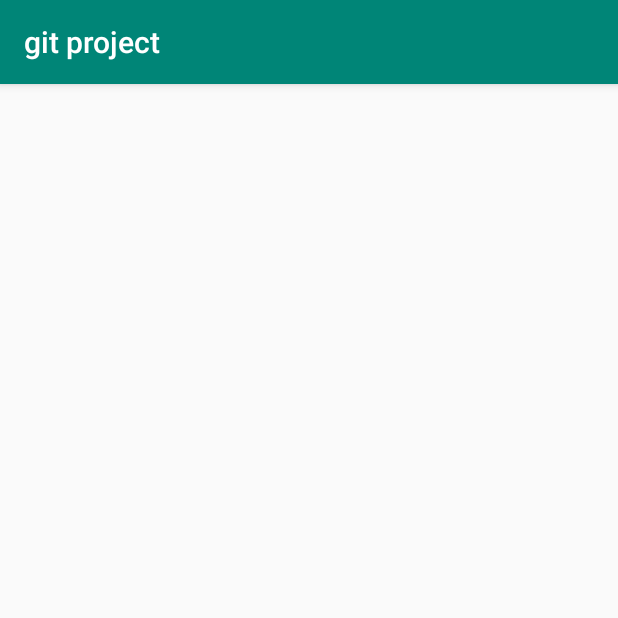
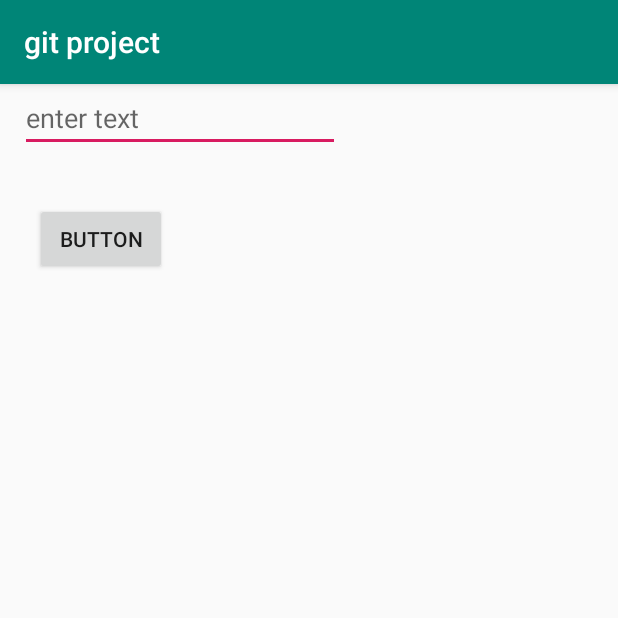
Before and after one commit to kthakur79/gitproject, an Android app: the screen it shows after launch (MainActivity), on a phone screen of 412 x 824 dp, the top half of it. Run offline under Robolectric (Android 15) with nearby library versions, the phone set to English and light mode, and no system bars.

Commit message:
added edittext and button

```diff
--- a/app/src/main/java/com/demo3/acer/gitproject/MainActivity.java
+++ b/app/src/main/java/com/demo3/acer/gitproject/MainActivity.java
@@ -2,12 +2,28 @@ package com.demo3.acer.gitproject;
 
 import android.support.v7.app.AppCompatActivity;
 import android.os.Bundle;
+import android.view.View;
+import android.widget.Button;
+import android.widget.EditText;
+import android.widget.Toast;
 
 public class MainActivity extends AppCompatActivity {
+    EditText et1;
+    Button b;
 
     @Override
     protected void onCreate(Bundle savedInstanceState) {
         super.onCreate(savedInstanceState);
         setContentView(R.layout.activity_main);
+        b=(Button)findViewById(R.id.button);
+
+        b.setOnClickListener(new View.OnClickListener() {
+            @Override
+            public void onClick(View v) {
+                et1=(EditText)findViewById(R.id.editText);
+                final String str=et1.getText().toString();
+                Toast.makeText(MainActivity.this, str, Toast.LENGTH_SHORT).show();
+            }
+        });
     }
 }
--- a/app/src/main/res/layout/activity_main.xml
+++ b/app/src/main/res/layout/activity_main.xml
@@ -7,5 +7,25 @@
     tools:context=".MainActivity">
 
 
+    <EditText
+        android:id="@+id/editText"
+        android:layout_width="wrap_content"
+        android:layout_height="wrap_content"
+        android:layout_alignParentStart="true"
+        android:layout_alignParentTop="true"
+        android:layout_marginStart="13dp"
+        android:layout_marginTop="0dp"
+        android:ems="10"
+        android:inputType="textPersonName"
+        android:hint="enter text"/>
 
+    <Button
+        android:id="@+id/button"
+        android:layout_width="wrap_content"
+        android:layout_height="wrap_content"
+        android:layout_alignParentStart="true"
+        android:layout_alignParentTop="true"
+        android:layout_marginStart="23dp"
+        android:layout_marginTop="79dp"
+        android:text="Button" />
 </RelativeLayout>
```
